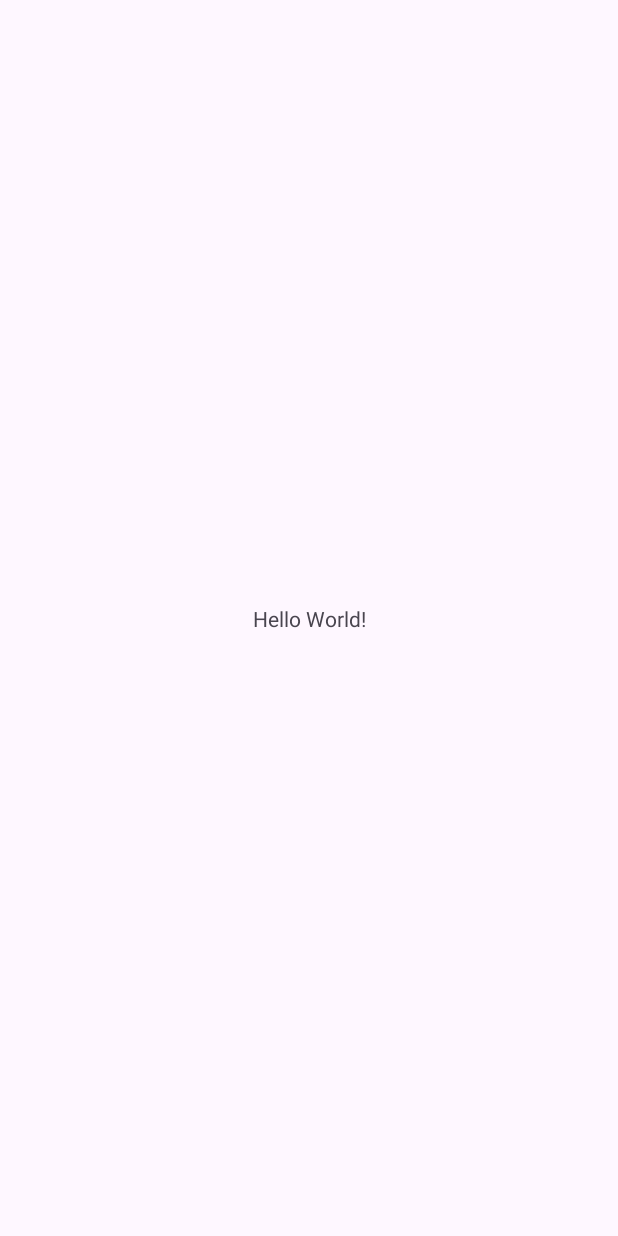
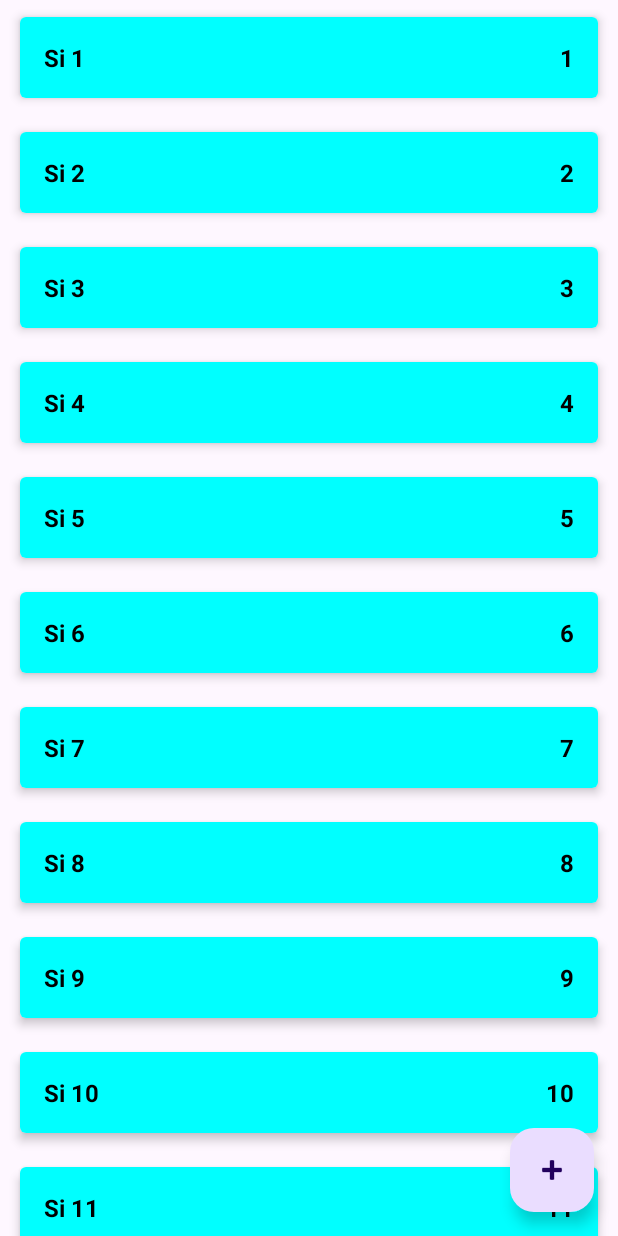
Before and after one commit to Lokko95/ShopList, an Android app: the screen it shows after launch (MainActivity), on a phone screen of 412 x 824 dp. Before the commit the screen is almost empty. Run offline under Robolectric (Android 15) with nearby library versions, the phone set to English and light mode, and no system bars.

Commit message:
i create view with LinearLayout, it don't work how i want, but it wark. Else add 10000, app full.

```diff
--- a/app/src/main/java/com/example/shoppinglist/data/ShopListRepositoryImpl.kt
+++ b/app/src/main/java/com/example/shoppinglist/data/ShopListRepositoryImpl.kt
@@ -8,12 +8,12 @@ import com.example.shoppinglist.domen.ShopListRepository
 object ShopListRepositoryImpl : ShopListRepository {
 
     private val shopListLD = MutableLiveData<List<ShopItem>>()
-    private val shopList = mutableListOf<ShopItem>()
+    private val shopList = sortedSetOf<ShopItem>({o1, o2 -> o1.id.compareTo(o2.id)})
 
     private var autoIncromentID = 0
 
     init {
-        for (i in 1 until  10){
+        for (i in 1 until  100){
             val item = ShopItem(name = "Si $i", count = i, enable = true)
             addShopItem(item)
         }
--- a/app/src/main/java/com/example/shoppinglist/presentation/MainActivity.kt
+++ b/app/src/main/java/com/example/shoppinglist/presentation/MainActivity.kt
@@ -2,6 +2,9 @@ package com.example.shoppinglist.presentation
 
 import android.os.Bundle
 import android.util.Log
+import android.view.LayoutInflater
+import android.widget.LinearLayout
+import android.widget.TextView
 import androidx.activity.enableEdgeToEdge
 import androidx.appcompat.app.AppCompatActivity
 import androidx.core.view.ViewCompat
@@ -9,12 +12,13 @@ import androidx.core.view.WindowInsetsCompat
 import androidx.lifecycle.ViewModel
 import androidx.lifecycle.ViewModelProvider
 import com.example.shoppinglist.R
+import com.example.shoppinglist.domen.ShopItem
 
 class MainActivity : AppCompatActivity() {
 
     private lateinit var viewModel : MainViewModel
+    private lateinit var llShopList: LinearLayout
 
-    private var count = 0
 
     override fun onCreate(savedInstanceState: Bundle?) {
         super.onCreate(savedInstanceState)
@@ -26,16 +30,32 @@ class MainActivity : AppCompatActivity() {
             insets
         }
 
+        llShopList = findViewById(R.id.ll_shop_list)
         viewModel = ViewModelProvider(this).get(MainViewModel::class.java)
         viewModel.shopList.observe(this){
-            Log.d("!!!!!!!!!!!!!!!!!!!!!!!!", it.toString())
-            if (count == 0){
-                count++
-                val item = it[0]
-                viewModel.deleteShopItem(item)
+            showList(it)
+        }
+    }
+
+    fun showList(list: List<ShopItem>){
+        llShopList.removeAllViews()
+        for (shopItem in list){
+            val lay = if (shopItem.enable){
+                R.layout.item_shop_enabled
+            }else{
+                R.layout.item_shop_disabled
             }
+            val view = LayoutInflater.from(this).inflate(lay, llShopList,false)
+            val tvText = view.findViewById<TextView>(R.id.tv_name)
+            val tvCount = view.findViewById<TextView>(R.id.tv_count)
+            tvText.text = shopItem.name
+            tvCount.text = shopItem.count.toString()
+            view.setOnLongClickListener {
+                viewModel.editShopList(shopItem)
+                true
+            }
+            llShopList.addView(view)
         }
-
 
     }
 }
--- a/app/src/main/res/layout/activity_main.xml
+++ b/app/src/main/res/layout/activity_main.xml
@@ -7,13 +7,40 @@
     android:layout_height="match_parent"
     tools:context=".presentation.MainActivity">
 
-    <TextView
+
+    <ScrollView
+        android:layout_width="match_parent"
+        android:layout_height="match_parent">
+        <LinearLayout
+            android:id="@+id/ll_shop_list"
+            android:layout_width="match_parent"
+            android:layout_height="wrap_content"
+            android:orientation="vertical"/>
+    </ScrollView>
+
+<!--    <androidx.recyclerview.widget.RecyclerView-->
+<!--        android:id="@+id/rv_shop_list"-->
+<!--        android:layout_width="0dp"-->
+<!--        android:layout_height="0dp"-->
+<!--        app:layout_constraintBottom_toBottomOf="parent"-->
+<!--        app:layout_constraintEnd_toEndOf="parent"-->
+<!--        app:layout_constraintStart_toStartOf="parent"-->
+<!--        app:layout_constraintTop_toTopOf="parent"-->
+<!--        app:layoutManager="androidx.recyclerview.widget.LinearLayoutManager"-->
+<!-- />-->
+
+    <com.google.android.material.floatingactionbutton.FloatingActionButton
+        android:id="@+id/button_add_shop_item"
         android:layout_width="wrap_content"
         android:layout_height="wrap_content"
-        android:text="Hello World!"
+        android:clickable="true"
+        android:contentDescription="@string/add_new_item"
         app:layout_constraintBottom_toBottomOf="parent"
         app:layout_constraintEnd_toEndOf="parent"
-        app:layout_constraintStart_toStartOf="parent"
-        app:layout_constraintTop_toTopOf="parent" />
+        app:srcCompat="@android:drawable/ic_input_add"
+        android:layout_marginEnd="16dp"
+        android:layout_marginBottom="16dp"
+        android:focusable="true"
+        />
 
 </androidx.constraintlayout.widget.ConstraintLayout>
--- /dev/null
+++ b/app/src/main/res/layout/item_shop_enabled.xml
@@ -0,0 +1,44 @@
+<?xml version="1.0" encoding="utf-8"?>
+<androidx.cardview.widget.CardView xmlns:android="http://schemas.android.com/apk/res/android"
+    android:layout_width="match_parent"
+    android:layout_height="wrap_content"
+    xmlns:app="http://schemas.android.com/apk/res-auto"
+    xmlns:tools="http://schemas.android.com/tools"
+    android:layout_marginStart="8dp"
+    android:layout_marginEnd="8dp"
+    android:layout_marginBottom="4dp"
+    android:layout_marginTop="4dp"
+    app:cardCornerRadius="4dp"
+    app:cardElevation="4dp"
+    app:cardUseCompatPadding="true">
+
+    <LinearLayout
+        android:layout_width="match_parent"
+        android:layout_height="wrap_content"
+        android:background="#00FFFF"
+        android:orientation="horizontal"
+        android:padding="16dp">
+
+        <TextView
+            android:id="@+id/tv_name"
+            android:layout_width="0dp"
+            android:layout_height="wrap_content"
+            android:layout_weight="1"
+            android:textColor="@color/black"
+            android:textSize="16sp"
+            android:textStyle="bold"
+            tools:text="@string/salfetki"
+            />
+
+        <TextView
+            android:id="@+id/tv_count"
+            android:layout_width="wrap_content"
+            android:layout_height="wrap_content"
+            android:textColor="@color/black"
+            android:textSize="16sp"
+            android:textStyle="bold"
+            tools:text="1"
+            />
+    </LinearLayout>
+
+</androidx.cardview.widget.CardView>
--- a/app/src/main/res/values/strings.xml
+++ b/app/src/main/res/values/strings.xml
@@ -1,3 +1,5 @@
 <resources>
     <string name="app_name">Shopping List</string>
+    <string name="add_new_item">Add new item</string>
+    <string name="salfetki">Салфетки</string>
 </resources>
```
Also changed, not shown: app/src/main/res/layout/item_shop_disabled.xml (added, +44 -0 lines).
